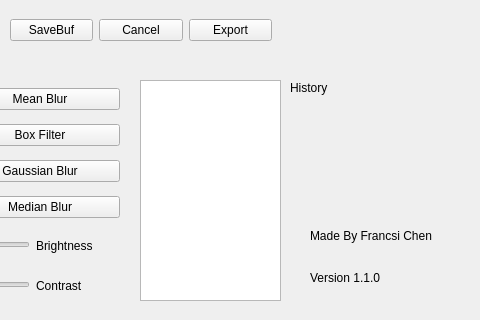
PsyChen-UEM/ImageToolkits, file mainwindow.ui: the form before one commit; both pictures show x 320 to 800 and y 280 to 600 of the 800 by 600 pixel window.
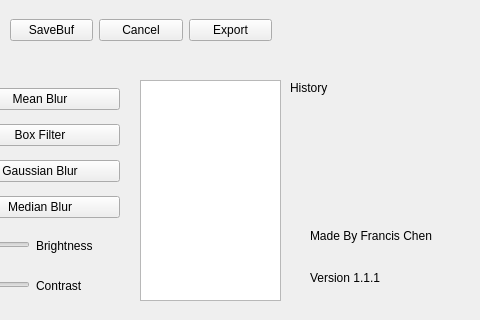
The form after the commit. Icons and pictures are not drawn.

Commit message: version 1.1.1 25_2_26  -francis chen

Diff of the .ui file:
```diff
--- a/mainwindow.ui
+++ b/mainwindow.ui
@@ -388,7 +388,7 @@
      </rect>
     </property>
     <property name="text">
-     <string>Made By Francsi Chen</string>
+     <string>Made By Francis Chen</string>
     </property>
    </widget>
    <widget class="QLabel" name="Version">
@@ -401,7 +401,7 @@
      </rect>
     </property>
     <property name="text">
-     <string>Version 1.1.0</string>
+     <string>Version 1.1.1</string>
     </property>
    </widget>
    <widget class="QListView" name="UserlistView">
```
The commit also changes 661 other files.
